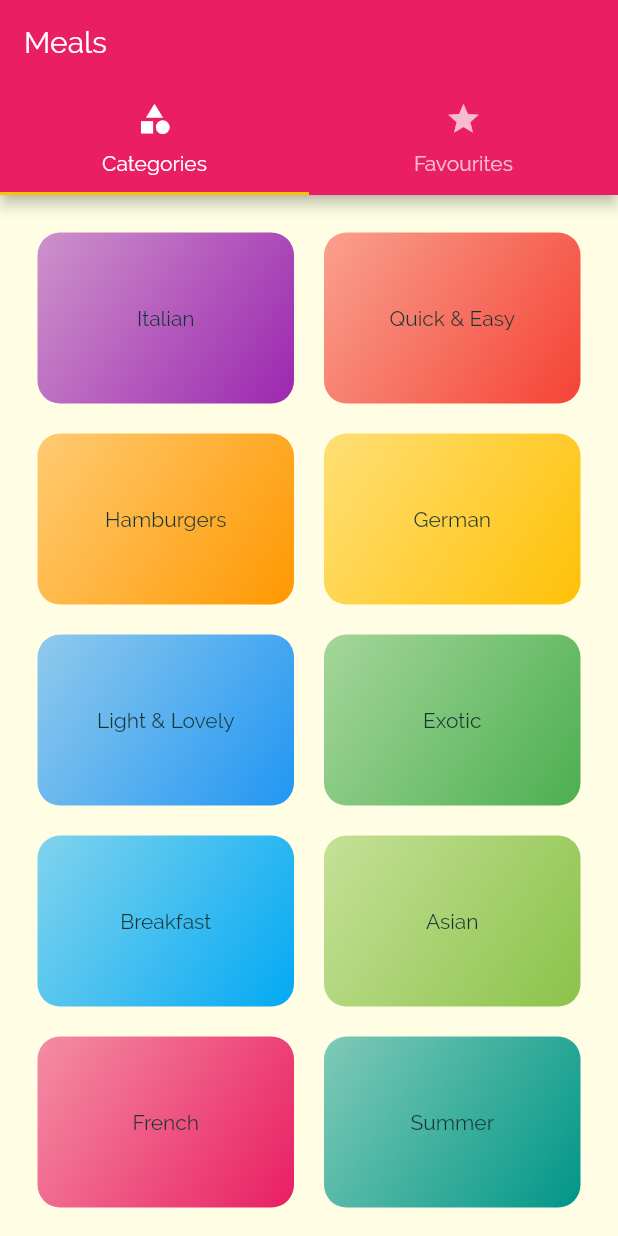
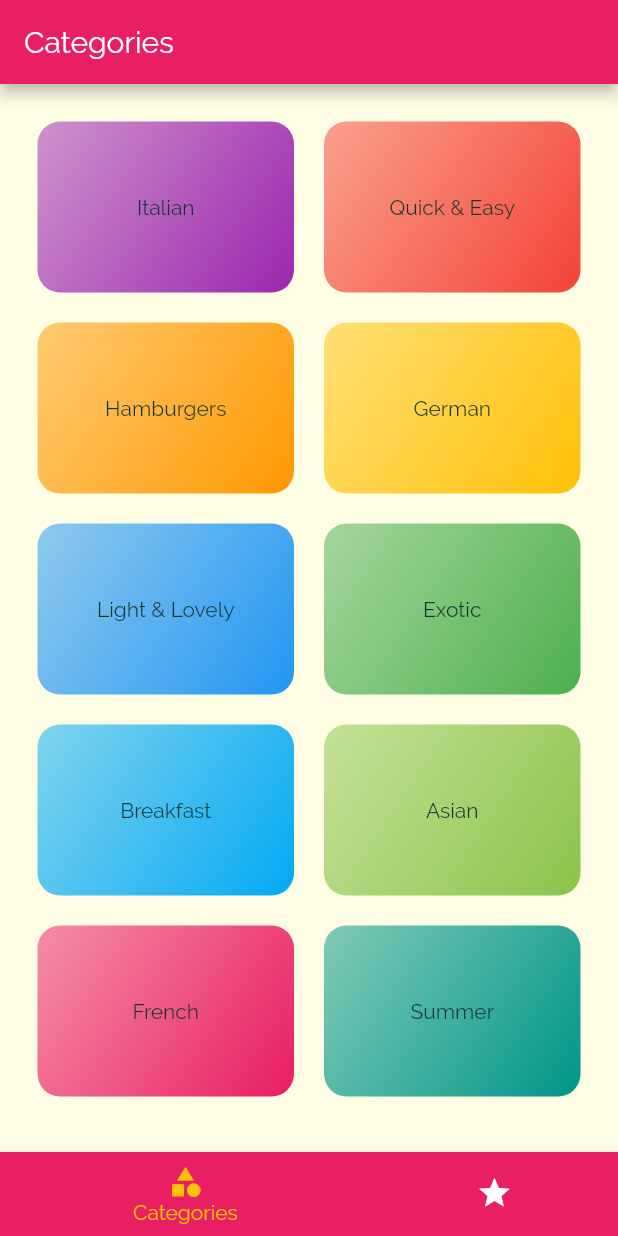
Before and after one commit to imshivamdwivedi/Meals, a Flutter app: the screen it shows after launch, on a phone screen of 412 x 824 dp. Run offline on Flutter 3.47's test engine with Material 2 defaults, Android fonts, the phone set to English and light mode, and no system bars.

```diff
--- a/lib/screens/tabs_screen.dart
+++ b/lib/screens/tabs_screen.dart
@@ -11,30 +11,52 @@ class TabsScreen extends StatefulWidget {
 }
 
 class _TabsScreenState extends State<TabsScreen> {
+  final List<Map<String, dynamic>> _pages = [
+    {
+      'page': CategorieScreen(),
+      'title': 'Categories',
+    },
+    {
+      'title': 'Favourites',
+      'page': FavouritesScreen(),
+    }
+  ];
+
+  int _selectedPageIndex = 0;
+
+  //method to go on particluar BottomNavigationItem
+  void _selectPage(int index) {
+    setState(() {
+      _selectedPageIndex = index;
+    });
+  }
+
   @override
   Widget build(BuildContext context) {
-    return DefaultTabController(
-      length: 2,
-      child: Scaffold(
+    return Scaffold(
         appBar: AppBar(
-          title: Text('Meals'),
-          bottom: TabBar(
-            tabs: [
-              Tab(
-                icon: Icon(Icons.category),
-                text: 'Categories',
-              ),
-              Tab(
-                icon: Icon(Icons.star),
-                text: 'Favourites',
-              ),
-            ],
-          ),
+          title: Text(_pages[_selectedPageIndex]['title']),
         ),
-        body: TabBarView(
-          children: [CategorieScreen(), FavouritesScreen()],
-        ),
-      ),
-    );
+        body: _pages[_selectedPageIndex]['page'],
+        bottomNavigationBar: BottomNavigationBar(
+          backgroundColor: Theme.of(context).primaryColor,
+          onTap: _selectPage,
+          unselectedItemColor: Colors.white,
+          selectedItemColor: Theme.of(context).accentColor,
+          currentIndex: _selectedPageIndex,
+          type: BottomNavigationBarType.shifting,
+          items: [
+            BottomNavigationBarItem(
+              backgroundColor: Theme.of(context).primaryColor,
+              icon: Icon(Icons.category),
+              title: Text('Categories'),
+            ),
+            BottomNavigationBarItem(
+              backgroundColor: Theme.of(context).primaryColor,
+              icon: Icon(Icons.star),
+              title: Text('Favourites'),
+            ),
+          ],
+        ));
   }
 }
```
